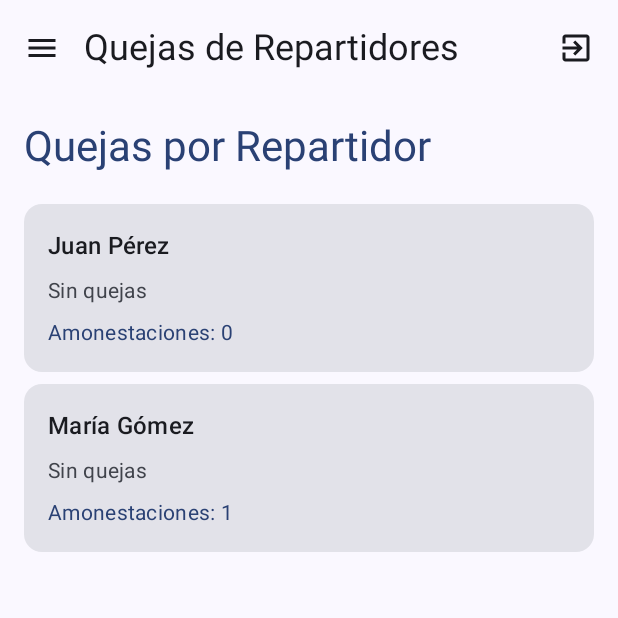
After one commit to imendezr/CletaEatsApp, an Android app built with Jetpack Compose: the RepartidorQuejasScreen screen opened through its navigation route, on a phone screen of 412 x 824 dp, the top half of it. The commit adds this screen. Run offline under Robolectric (Android 15) with nearby library versions, the phone set to English and light mode, and no system bars; our stand-ins replace Dagger/Hilt's generated code, window size class.

Commit message:
Quejas de repartidores

```diff
--- a/app/src/main/java/com/example/cletaeatsapp/MainActivity.kt
+++ b/app/src/main/java/com/example/cletaeatsapp/MainActivity.kt
@@ -23,6 +23,7 @@ import androidx.compose.material.icons.filled.Menu
 import androidx.compose.material.icons.filled.Person
 import androidx.compose.material.icons.filled.Restaurant
 import androidx.compose.material.icons.filled.ShoppingCart
+import androidx.compose.material.icons.filled.Warning
 import androidx.compose.material3.DrawerValue
 import androidx.compose.material3.ExperimentalMaterial3Api
 import androidx.compose.material3.Icon
@@ -218,6 +219,18 @@ fun MainNavDrawer() {
                         }
                     }
                 )
+                DrawerItem(
+                    text = "Quejas de Repartidores",
+                    icon = Icons.Default.Warning,
+                    contentDescription = "Quejas de repartidores",
+                    tag = "drawer_repartidor_quejas",
+                    onClick = {
+                        scope.launch {
+                            drawerState.close()
+                            navController.navigate("repartidor_quejas")
+                        }
+                    }
+                )
             }
         }
     ) {
--- a/app/src/main/java/com/example/cletaeatsapp/ui/navigation/NavGraph.kt
+++ b/app/src/main/java/com/example/cletaeatsapp/ui/navigation/NavGraph.kt
@@ -3,19 +3,24 @@ package com.example.cletaeatsapp.ui.navigation
 import android.util.Log
 import androidx.compose.material3.DrawerState
 import androidx.compose.runtime.Composable
+import androidx.hilt.navigation.compose.hiltViewModel
 import androidx.navigation.NavHostController
 import androidx.navigation.compose.NavHost
 import androidx.navigation.compose.composable
+import com.example.cletaeatsapp.data.model.Pedido
 import com.example.cletaeatsapp.data.model.Restaurante
+import com.example.cletaeatsapp.ui.screens.FeedbackScreen
 import com.example.cletaeatsapp.ui.screens.LoginScreen
 import com.example.cletaeatsapp.ui.screens.OrdersScreen
 import com.example.cletaeatsapp.ui.screens.ProfileScreen
+import com.example.cletaeatsapp.ui.screens.RepartidorQuejasScreen
 import com.example.cletaeatsapp.ui.screens.RepartidorRegistrationScreen
 import com.example.cletaeatsapp.ui.screens.ReportsScreen
 import com.example.cletaeatsapp.ui.screens.RestaurantDetailsScreen
 import com.example.cletaeatsapp.ui.screens.RestaurantListScreen
 import com.example.cletaeatsapp.ui.screens.RestaurantRegistrationScreen
 import com.example.cletaeatsapp.viewmodel.LoginViewModel
+import com.example.cletaeatsapp.viewmodel.OrderViewModel
 import com.google.gson.Gson
 import kotlinx.coroutines.CoroutineScope
 import kotlinx.coroutines.launch
@@ -122,6 +127,33 @@ fun NavGraph(
                 navController = navController
             )
         }
+        composable("feedback/{pedidoId}") { backStackEntry ->
+            val pedidoId = backStackEntry.arguments?.getString("pedidoId") ?: ""
+            if (pedidoId.isBlank()) {
+                Log.w("NavGraph", "Invalid pedidoId, redirecting to orders")
+                navController.navigate("orders")
+                return@composable
+            }
+            val orderViewModel: OrderViewModel = hiltViewModel()
+            val pedido: Pedido? = orderViewModel.getPedidoById(pedidoId)
+            if (pedido == null) {
+                Log.w("NavGraph", "Pedido not found, redirecting to orders")
+                navController.navigate("orders")
+                return@composable
+            }
+            FeedbackScreen(
+                pedido = pedido,
+                onFeedbackSubmitted = { navController.navigate("orders") },
+                navController = navController
+            )
+        }
+        composable("repartidor_quejas") {
+            RepartidorQuejasScreen(
+                onOpenDrawer = { scope.launch { drawerState.open() } },
+                loginViewModel = loginViewModel,
+                navController = navController
+            )
+        }
     }
 }
 
--- a/app/src/main/java/com/example/cletaeatsapp/ui/screens/OrdersScreen.kt
+++ b/app/src/main/java/com/example/cletaeatsapp/ui/screens/OrdersScreen.kt
@@ -111,6 +111,7 @@ fun OrdersScreen(
                                 onMarkDelivered = {
                                     if (pedido.estado != "entregado") {
                                         viewModel.updateOrderStatus(pedido.id, "entregado")
+                                        navController.navigate("feedback/${pedido.id}")
                                     }
                                 },
                                 onClick = { selectedPedido = pedido }
@@ -132,6 +133,7 @@ fun OrdersScreen(
                             onMarkDelivered = {
                                 if (pedido.estado != "entregado") {
                                     viewModel.updateOrderStatus(pedido.id, "entregado")
+                                    navController.navigate("feedback/${pedido.id}")
                                 }
                             }
                         )
@@ -186,6 +188,7 @@ fun OrdersScreen(
                                         onMarkDelivered = {
                                             if (pedido.estado != "entregado") {
                                                 viewModel.updateOrderStatus(pedido.id, "entregado")
+                                                navController.navigate("feedback/${pedido.id}")
                                             }
                                         }
                                     )
--- /dev/null
+++ b/app/src/main/java/com/example/cletaeatsapp/ui/screens/RepartidorQuejasScreen.kt
@@ -0,0 +1,146 @@
+package com.example.cletaeatsapp.ui.screens
+
+import androidx.compose.foundation.layout.Column
+import androidx.compose.foundation.layout.Spacer
+import androidx.compose.foundation.layout.fillMaxSize
+import androidx.compose.foundation.layout.fillMaxWidth
+import androidx.compose.foundation.layout.height
+import androidx.compose.foundation.layout.padding
+import androidx.compose.foundation.lazy.LazyColumn
+import androidx.compose.foundation.lazy.items
+import androidx.compose.material.icons.Icons
+import androidx.compose.material.icons.automirrored.filled.ExitToApp
+import androidx.compose.material.icons.filled.Menu
+import androidx.compose.material3.Card
+import androidx.compose.material3.CircularProgressIndicator
+import androidx.compose.material3.ExperimentalMaterial3Api
+import androidx.compose.material3.Icon
+import androidx.compose.material3.IconButton
+import androidx.compose.material3.MaterialTheme
+import androidx.compose.material3.Scaffold
+import androidx.compose.material3.Text
+import androidx.compose.material3.TopAppBar
+import androidx.compose.runtime.Composable
+import androidx.compose.runtime.getValue
+import androidx.compose.ui.Alignment
+import androidx.compose.ui.Modifier
+import androidx.compose.ui.unit.dp
+import androidx.hilt.navigation.compose.hiltViewModel
+import androidx.lifecycle.compose.collectAsStateWithLifecycle
+import androidx.navigation.NavController
+import com.example.cletaeatsapp.viewmodel.LoginViewModel
+import com.example.cletaeatsapp.viewmodel.RepartidorQuejasUiState
+import com.example.cletaeatsapp.viewmodel.RepartidorQuejasViewModel
+
+@OptIn(ExperimentalMaterial3Api::class)
+@Composable
+fun RepartidorQuejasScreen(
+    onOpenDrawer: () -> Unit,
+    modifier: Modifier = Modifier,
+    viewModel: RepartidorQuejasViewModel = hiltViewModel(),
+    loginViewModel: LoginViewModel,
+    navController: NavController
+) {
+    val uiState by viewModel.uiState.collectAsStateWithLifecycle()
+
+    Scaffold(
+        topBar = {
+            TopAppBar(
+                title = {
+                    Text(
+                        "Quejas de Repartidores",
+                        style = MaterialTheme.typography.headlineSmall
+                    )
+                },
+                navigationIcon = {
+                    IconButton(onClick = onOpenDrawer) {
+                        Icon(Icons.Default.Menu, contentDescription = "Abrir menú")
+                    }
+                },
+                actions = {
+                    IconButton(onClick = { loginViewModel.logout() }) {
+                        Icon(
+                            Icons.AutoMirrored.Filled.ExitToApp,
+                            contentDescription = "Cerrar sesión",
+                            tint = MaterialTheme.colorScheme.onSurface
+                        )
+                    }
+                }
+            )
+        }
+    ) { innerPadding ->
+        Column(
+            modifier = modifier
+                .fillMaxSize()
+                .padding(innerPadding)
+                .padding(16.dp)
+        ) {
+            when (val state = uiState) {
+                is RepartidorQuejasUiState.Loading -> {
+                    CircularProgressIndicator(
+                        modifier = Modifier.align(Alignment.CenterHorizontally)
+                    )
+                }
+
+                is RepartidorQuejasUiState.Error -> {
+                    Text(
+                        text = state.message,
+                        color = MaterialTheme.colorScheme.error,
+                        modifier = Modifier.padding(16.dp)
+                    )
+                }
+
+                is RepartidorQuejasUiState.Success -> {
+                    Text(
+                        text = "Quejas por Repartidor",
+                        style = MaterialTheme.typography.headlineMedium,
+                        color = MaterialTheme.colorScheme.primary
+                    )
+                    Spacer(modifier = Modifier.height(16.dp))
+                    LazyColumn {
+                        items(state.repartidores, key = { it.id }) { repartidor ->
+                            Card(
+                                modifier = Modifier
+                                    .fillMaxWidth()
+                                    .padding(vertical = 4.dp),
+                                shape = MaterialTheme.shapes.medium
+                            ) {
+                                Column(
+                                    modifier = Modifier
+                                        .fillMaxWidth()
+                                        .padding(16.dp)
+                                ) {
+                                    Text(
+                                        text = repartidor.name,
+                                        style = MaterialTheme.typography.titleMedium
+                                    )
+                                    Spacer(modifier = Modifier.height(8.dp))
+                                    if (repartidor.quejas.isEmpty()) {
+                                        Text(
+                                            text = "Sin quejas",
+                                            style = MaterialTheme.typography.bodyMedium,
+                                            color = MaterialTheme.colorScheme.onSurfaceVariant
+                                        )
+                                    } else {
+                                        repartidor.quejas.forEachIndexed { index, queja ->
+                                            Text(
+                                                text = "${index + 1}. $queja",
+                                                style = MaterialTheme.typography.bodyMedium
+                                            )
+                                        }
+                                    }
+                                    Spacer(modifier = Modifier.height(8.dp))
+                                    Text(
+                                        text = "Amonestaciones: ${repartidor.amonestaciones}",
+                                        style = MaterialTheme.typography.bodyMedium,
+                                        color = MaterialTheme.colorScheme.primary
+                                    )
+                                }
+                            }
+                        }
+                    }
+                }
+            }
+        }
+    }
+}
--- a/app/src/main/java/com/example/cletaeatsapp/viewmodel/OrderViewModel.kt
+++ b/app/src/main/java/com/example/cletaeatsapp/viewmodel/OrderViewModel.kt
@@ -46,6 +46,10 @@ class OrderViewModel @Inject constructor(
                 isLoading.value = false
             }
         }
+    }
+
+    fun getPedidoById(pedidoId: String): Pedido? {
+        return pedidos.value.find { it.id == pedidoId }
     }
 
     fun addCombo(combo: Int) {
--- /dev/null
+++ b/app/src/main/java/com/example/cletaeatsapp/viewmodel/RepartidorQuejasViewModel.kt
@@ -0,0 +1,56 @@
+package com.example.cletaeatsapp.viewmodel
+
+import androidx.lifecycle.ViewModel
+import androidx.lifecycle.viewModelScope
+import com.example.cletaeatsapp.data.repository.CletaEatsRepository
+import dagger.hilt.android.lifecycle.HiltViewModel
+import kotlinx.coroutines.flow.MutableStateFlow
+import kotlinx.coroutines.flow.StateFlow
+import kotlinx.coroutines.flow.asStateFlow
+import kotlinx.coroutines.launch
+import javax.inject.Inject
+
+@HiltViewModel
+class RepartidorQuejasViewModel @Inject constructor(
+    private val repository: CletaEatsRepository
+) : ViewModel() {
+    private val _uiState =
+        MutableStateFlow<RepartidorQuejasUiState>(RepartidorQuejasUiState.Loading)
+    val uiState: StateFlow<RepartidorQuejasUiState> = _uiState.asStateFlow()
+
+    init {
+        loadQuejas()
+    }
+
+    private fun loadQuejas() {
+        viewModelScope.launch {
+            _uiState.value = RepartidorQuejasUiState.Loading
+            try {
+                val repartidores = repository.getRepartidores().map { repartidor ->
+                    RepartidorQuejasData(
+                        id = repartidor.id,
+                        name = repartidor.nombre,
+                        quejas = repartidor.quejas,
+                        amonestaciones = repartidor.amonestaciones
+                    )
+                }
+                _uiState.value = RepartidorQuejasUiState.Success(repartidores = repartidores)
+            } catch (e: Exception) {
+                _uiState.value = RepartidorQuejasUiState.Error("Error loading quejas: ${e.message}")
+            }
+        }
+    }
+}
+
+data class RepartidorQuejasData(
+    val id: String,
+    val name: String,
+    val quejas: List<String>,
+    val amonestaciones: Int
+)
+
+sealed class RepartidorQuejasUiState {
+    object Loading : RepartidorQuejasUiState()
+    data class Success(val repartidores: List<RepartidorQuejasData>) : RepartidorQuejasUiState()
+    data class Error(val message: String) : RepartidorQuejasUiState()
+}
```
Also changed, not shown: app/src/main/java/com/example/cletaeatsapp/data/repository/CletaEatsRepository.kt (+33 -2 lines), app/src/main/java/com/example/cletaeatsapp/ui/screens/FeedbackScreen.kt (added, +162 -0 lines), app/src/main/java/com/example/cletaeatsapp/viewmodel/FeedbackViewModel.kt (added, +46 -0 lines).
